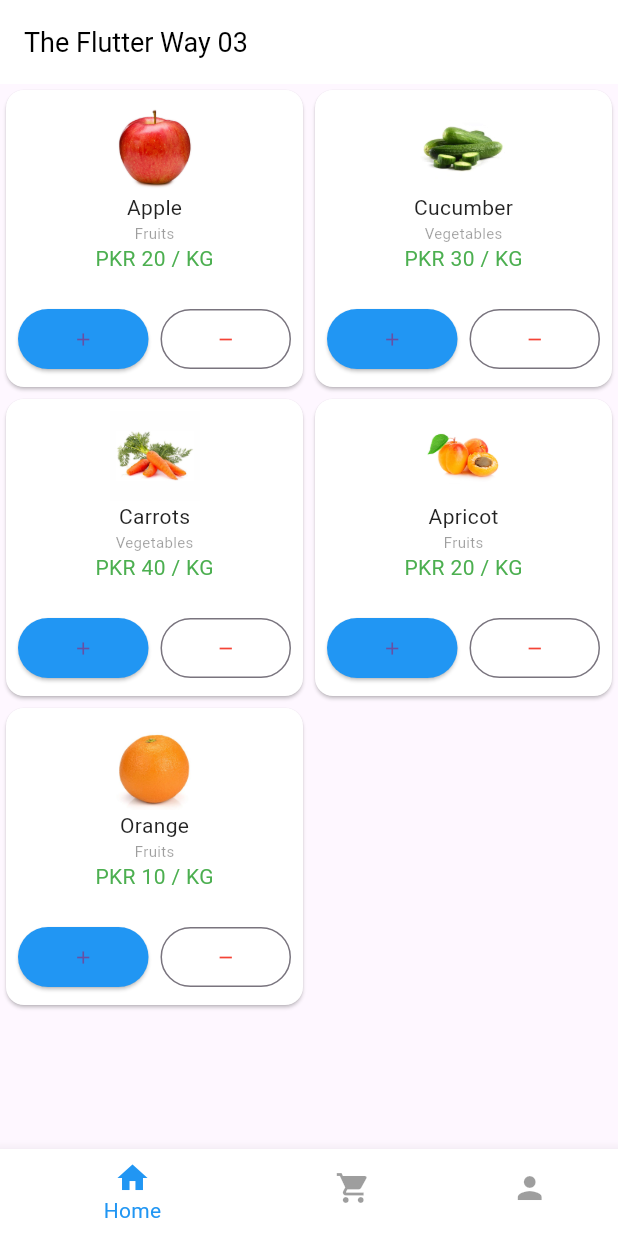
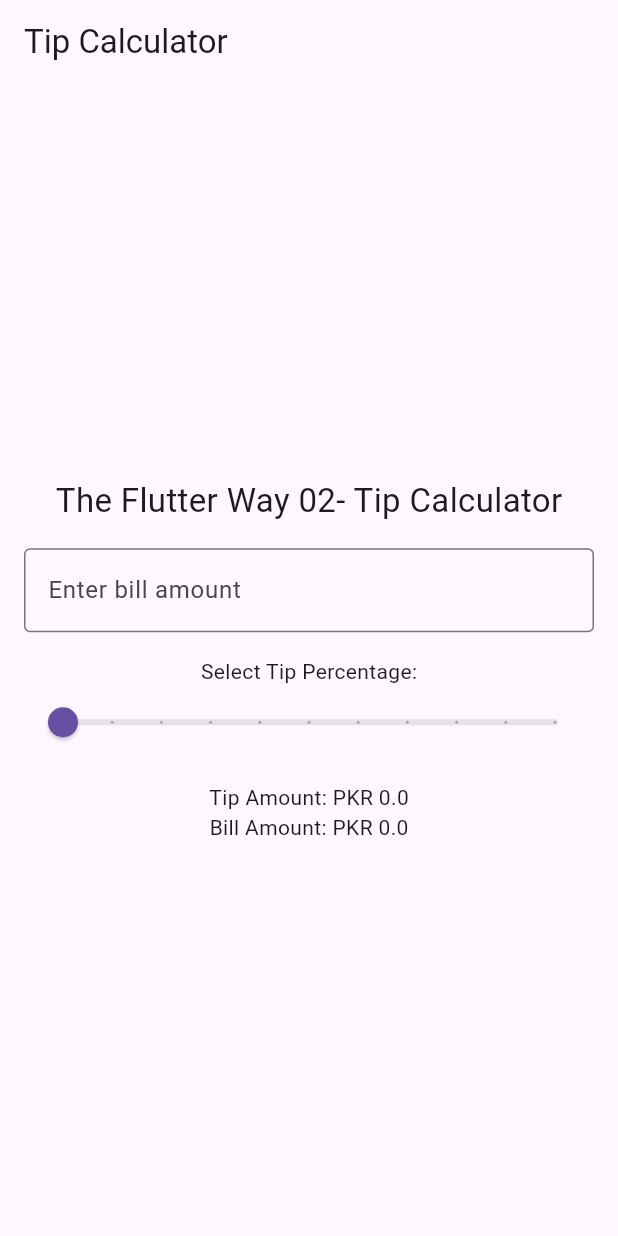
Before and after one commit to abdulazizniazi-mset/introduction-to-flutter-and-dart, a Flutter app: the screen it shows after launch, after a tap on an icon or button, on a phone screen of 412 x 824 dp. Run offline on Flutter 3.47's test engine with Material 3 defaults, Android fonts, the phone set to English and light mode, and no system bars.

```diff
--- a/lib/screens/assignment_list.dart
+++ b/lib/screens/assignment_list.dart
@@ -1,6 +1,10 @@
 import 'package:flutter/material.dart';
 import 'package:introduction_to_flutter_and_dart/data/styles.dart';
 import 'package:introduction_to_flutter_and_dart/screens/home.dart';
+import 'package:introduction_to_flutter_and_dart/screens/tip_calculator.dart';
+import 'package:provider/provider.dart';
+
+import '../util/tip_calculator_util.dart';
 
 class AssignmentList extends StatefulWidget {
   const AssignmentList({super.key});
@@ -10,6 +14,14 @@ class AssignmentList extends StatefulWidget {
 }
 
 class _AssignmentListState extends State<AssignmentList> {
+  var assignmentList = [
+    ChangeNotifierProvider(
+      create: (_)=>TipCalculatorUtil(),
+      child: const TipCalculator(),
+    ),
+    const HomePage()
+  ];
+
   @override
   Widget build(BuildContext context) {
     return Scaffold(
@@ -18,12 +30,12 @@ class _AssignmentListState extends State<AssignmentList> {
       ),
       body: ListView.builder(
         itemBuilder: (context, index) => GestureDetector(
-          onTap: () => Navigator.of(context).push(
-              MaterialPageRoute(builder: (BuildContext context) => HomePage())),
+          onTap: () => Navigator.of(context).push(MaterialPageRoute(
+              builder: (BuildContext context) => assignmentList[index])),
           child: Card(
             child: Padding(
               padding: const EdgeInsets.all(16.0),
-              child: Text("Assignment ${index+1}", style: TextStyles.body),
+              child: Text("Assignment ${index + 1}", style: TextStyles.body),
             ),
           ),
         ),
--- /dev/null
+++ b/lib/screens/tip_calculator.dart
@@ -0,0 +1,94 @@
+import 'package:flutter/material.dart';
+import 'package:flutter/services.dart';
+import 'package:introduction_to_flutter_and_dart/util/tip_calculator_util.dart';
+import 'package:provider/provider.dart';
+
+class TipCalculator extends StatefulWidget {
+  const TipCalculator({super.key});
+
+  @override
+  State<TipCalculator> createState() => _TipCalculatorState();
+}
+
+class _TipCalculatorState extends State<TipCalculator> {
+  double _sliderValue = 0;
+  double tip = 0;
+  double bill = 0;
+  TextEditingController controllerBill = TextEditingController();
+
+  @override
+  Widget build(BuildContext context) {
+    var tipCalculator = Provider.of<TipCalculatorUtil>(context);
+    return  MaterialApp(
+      home: Scaffold(
+        appBar: AppBar(
+          title: const Text("Tip Calculator"),
+        ),
+        body: Center(
+          child: Column(
+            mainAxisAlignment: MainAxisAlignment.center,
+            children: [
+              Padding(
+                padding: const EdgeInsets.all(16.0),
+                child: Column(
+                  children: <Widget>[
+                    const Text(
+                      'The Flutter Way 02- Tip Calculator',
+                      style: TextStyle(fontSize: 22.0),
+                    ),
+                    const SizedBox(
+                      height: 16.0,
+                    ),
+                    TextField(
+                      controller: controllerBill,
+                      decoration: const InputDecoration(
+                        border: OutlineInputBorder(),
+                        labelText: 'Enter bill amount',
+                      ),
+                      keyboardType: TextInputType.number,
+                      inputFormatters: [FilteringTextInputFormatter.digitsOnly],
+                      onChanged: (value) =>
+                      {
+                        setState(() {
+                          tip = tipCalculator.calculateTip(value, _sliderValue);
+                        }),
+                        setState(() {
+                          bill = tipCalculator.calculateBill(value, tip);
+                        })
+                      },
+                    ),
+                    const SizedBox(
+                      height: 16.0,
+                    ),
+                    const Text('Select Tip Percentage:'),
+                    Slider(
+                        min: 0,
+                        max: 30,
+                        divisions: 10,
+                        label: "${_sliderValue.round()}%",
+                        value: _sliderValue,
+                        onChanged: (double mValue) =>
+                        {
+                          setState(() {
+                            _sliderValue = mValue;
+                          }),
+                          tip = tipCalculator.calculateTip(controllerBill.text, mValue),
+                          bill = tipCalculator.calculateBill(controllerBill.text, tip)
+                        }),
+                    const SizedBox(
+                      height: 16.0,
+                    ),
+                    Text(
+                      "Tip Amount: PKR $tip",
+                    ),
+                    Text("Bill Amount: PKR $bill")
+                  ],
+                ),
+              ),
+            ],
+          ),
+        ), // This trailing comma makes auto-formatting nicer for build methods.
+      ),
+    );
+  }
+}
--- /dev/null
+++ b/lib/util/tip_calculator_util.dart
@@ -0,0 +1,12 @@
+import 'package:flutter/material.dart';
+
+class TipCalculatorUtil extends ChangeNotifier{
+
+  double calculateTip(String textValue, double sliderValue){
+    return double.parse(textValue) * (sliderValue / 100);
+  }
+
+  double calculateBill(String textValue, double tip){
+    return double.parse(textValue) + tip;
+  }
+}
```
